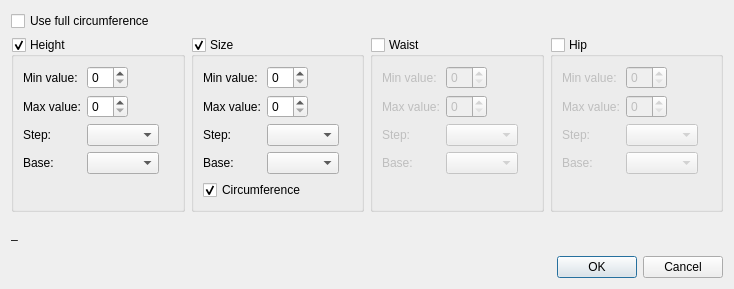
First picture: the form in src/app/tape/dialogs/dialogsetupmultisize.ui, repository dismine/valentina, before the edit.
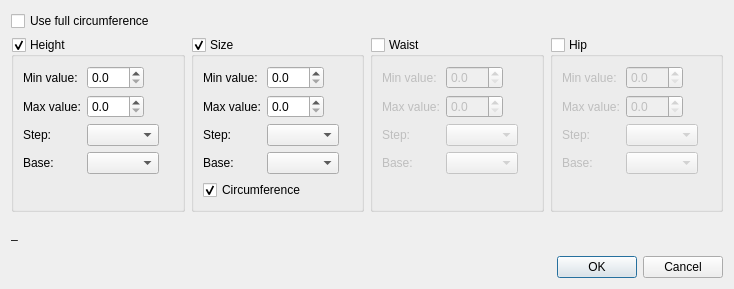
Second picture: the form after the edit. Icons and pictures are not drawn.

Commit message: Improve multisize measurements format. Allow decimal step 0.5.

```diff
--- a/src/app/tape/dialogs/dialogsetupmultisize.ui
+++ b/src/app/tape/dialogs/dialogsetupmultisize.ui
@@ -48,16 +48,6 @@
             </property>
            </widget>
           </item>
-          <item row="0" column="1">
-           <widget class="QSpinBox" name="spinBoxXDimensionMinValue">
-            <property name="toolTip">
-             <string>Minimal value described in the column</string>
-            </property>
-            <property name="suffix">
-             <string/>
-            </property>
-           </widget>
-          </item>
           <item row="1" column="0">
            <widget class="QLabel" name="label_2">
             <property name="text">
@@ -65,13 +55,6 @@
             </property>
            </widget>
           </item>
-          <item row="1" column="1">
-           <widget class="QSpinBox" name="spinBoxXDimensionMaxValue">
-            <property name="toolTip">
-             <string>Maximal value described in the column</string>
-            </property>
-           </widget>
-          </item>
           <item row="2" column="0">
            <widget class="QLabel" name="label_3">
             <property name="text">
@@ -112,6 +95,26 @@
             </property>
            </widget>
           </item>
+          <item row="0" column="1">
+           <widget class="QDoubleSpinBox" name="doubleSpinBoxXDimensionMinValue">
+            <property name="toolTip">
+             <string>Minimal value described in the column</string>
+            </property>
+            <property name="decimals">
+             <number>1</number>
+            </property>
+           </widget>
+          </item>
+          <item row="1" column="1">
+           <widget class="QDoubleSpinBox" name="doubleSpinBoxXDimensionMaxValue">
+            <property name="toolTip">
+             <string>Maximal value described in the column</string>
+            </property>
+            <property name="decimals">
+             <number>1</number>
+            </property>
+           </widget>
+          </item>
          </layout>
         </item>
        </layout>
@@ -141,13 +144,6 @@
             </property>
            </widget>
           </item>
-          <item row="0" column="1">
-           <widget class="QSpinBox" name="spinBoxYDimensionMinValue">
-            <property name="toolTip">
-             <string>Minimal value described in the column</string>
-            </property>
-           </widget>
-          </item>
           <item row="1" column="0">
            <widget class="QLabel" name="label_6">
             <property name="text">
@@ -155,13 +151,6 @@
             </property>
            </widget>
           </item>
-          <item row="1" column="1">
-           <widget class="QSpinBox" name="spinBoxYDimensionMaxValue">
-            <property name="toolTip">
-             <string>Maximal value described in the column</string>
-            </property>
-           </widget>
-          </item>
           <item row="2" column="0">
            <widget class="QLabel" name="label_7">
             <property name="text">
@@ -202,6 +191,26 @@
             </property>
            </widget>
           </item>
+          <item row="0" column="1">
+           <widget class="QDoubleSpinBox" name="doubleSpinBoxYDimensionMinValue">
+            <property name="toolTip">
+             <string>Minimal value described in the column</string>
+            </property>
+            <property name="decimals">
+             <number>1</number>
+            </property>
+           </widget>
+          </item>
+          <item row="1" column="1">
+           <widget class="QDoubleSpinBox" name="doubleSpinBoxYDimensionMaxValue">
+            <property name="toolTip">
+             <string>Maximal value described in the column</string>
+            </property>
+            <property name="decimals">
+             <number>1</number>
+            </property>
+           </widget>
+          </item>
          </layout>
         </item>
         <item>
@@ -241,13 +250,6 @@
             </property>
            </widget>
           </item>
-          <item row="0" column="1">
-           <widget class="QSpinBox" name="spinBoxWDimensionMinValue">
-            <property name="toolTip">
-             <string>Minimal value described in the column</string>
-            </property>
-           </widget>
-          </item>
           <item row="1" column="0">
            <widget class="QLabel" name="label_14">
             <property name="text">
@@ -255,13 +257,6 @@
             </property>
            </widget>
           </item>
-          <item row="1" column="1">
-           <widget class="QSpinBox" name="spinBoxWDimensionMaxValue">
-            <property name="toolTip">
-             <string>Maximal value described in the column</string>
-            </property>
-           </widget>
-          </item>
           <item row="2" column="0">
            <widget class="QLabel" name="label_15">
             <property name="text">
@@ -302,6 +297,26 @@
             </property>
            </widget>
           </item>
+          <item row="0" column="1">
+           <widget class="QDoubleSpinBox" name="doubleSpinBoxWDimensionMinValue">
+            <property name="toolTip">
+             <string>Minimal value described in the column</string>
+            </property>
+            <property name="decimals">
+             <number>1</number>
+            </property>
+           </widget>
+          </item>
+          <item row="1" column="1">
+           <widget class="QDoubleSpinBox" name="doubleSpinBoxWDimensionMaxValue">
+            <property name="toolTip">
+             <string>Maximal value described in the column</string>
+            </property>
+            <property name="decimals">
+             <number>1</number>
+            </property>
+           </widget>
+          </item>
          </layout>
         </item>
        </layout>
@@ -331,13 +346,6 @@
             </property>
            </widget>
           </item>
-          <item row="0" column="1">
-           <widget class="QSpinBox" name="spinBoxZDimensionMinValue">
-            <property name="toolTip">
-             <string>Minimal value described in the column</string>
-            </property>
-           </widget>
-          </item>
           <item row="1" column="0">
            <widget class="QLabel" name="label_10">
             <property name="text">
@@ -345,13 +353,6 @@
             </property>
            </widget>
           </item>
-          <item row="1" column="1">
-           <widget class="QSpinBox" name="spinBoxZDimensionMaxValue">
-            <property name="toolTip">
-             <string>Maximal value described in the column</string>
-            </property>
-           </widget>
-          </item>
           <item row="2" column="0">
            <widget class="QLabel" name="label_11">
             <property name="text">
@@ -392,6 +393,26 @@
             </property>
            </widget>
           </item>
+          <item row="0" column="1">
+           <widget class="QDoubleSpinBox" name="doubleSpinBoxZDimensionMinValue">
+            <property name="toolTip">
+             <string>Minimal value described in the column</string>
+            </property>
+            <property name="decimals">
+             <number>1</number>
+            </property>
+           </widget>
+          </item>
+          <item row="1" column="1">
+           <widget class="QDoubleSpinBox" name="doubleSpinBoxZDimensionMaxValue">
+            <property name="toolTip">
+             <string>Maximal value described in the column</string>
+            </property>
+            <property name="decimals">
+             <number>1</number>
+            </property>
+           </widget>
+          </item>
          </layout>
         </item>
        </layout>
```
Left out of the diff: 16 changed lines with no effect on the pictures. The commit also changes 18 other files.
